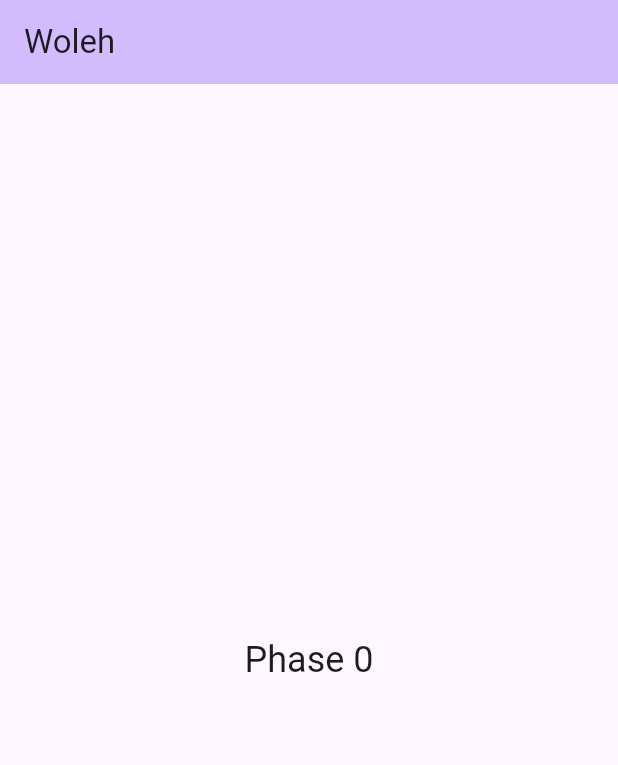
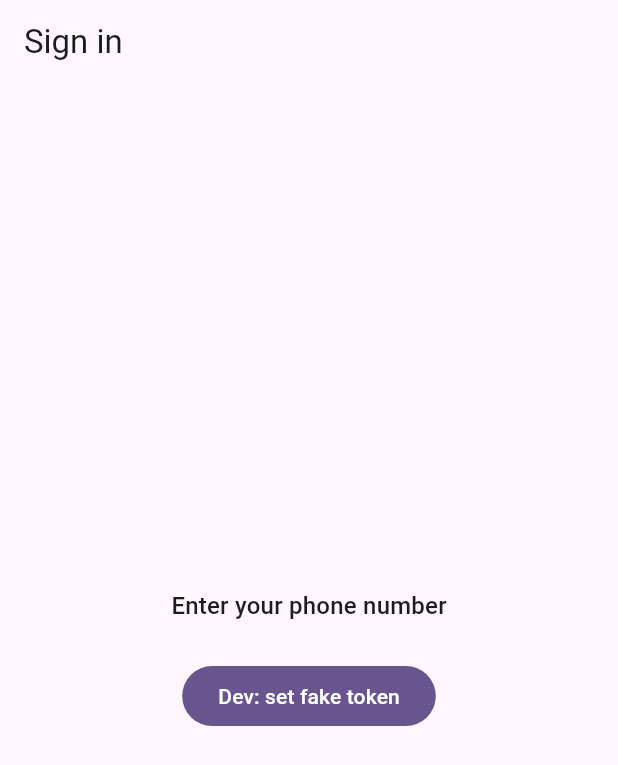
Before and after one commit to niiodm/woleh, a Flutter app: the screen it shows after launch, on a phone screen of 412 x 824 dp. Shown: the top 765 px of the screen. Run offline on Flutter 3.47's test engine with Material 3 defaults, Android fonts, the phone set to English and light mode, and no system bars; our stand-ins replace dio, flutter_riverpod, flutter_secure_storage, go_router, riverpod_annotation; generated files the repository leaves out were written again.

Commit message:
bootstrap with state management, local storage, api client, router and errors

```diff
--- /dev/null
+++ b/mobile/lib/core/auth_state.dart
@@ -0,0 +1,27 @@
+import 'package:riverpod_annotation/riverpod_annotation.dart';
+
+import 'auth_token_storage.dart';
+
+part 'auth_state.g.dart';
+
+/// Holds the current access token (null = unauthenticated).
+///
+/// Build reads from secure storage; [setToken] / [signOut] update both
+/// storage and in-memory state so the router redirect fires immediately.
+@Riverpod(keepAlive: true)
+class AuthState extends _$AuthState {
+  @override
+  Future<String?> build() async {
+    return ref.watch(authTokenStorageProvider).read();
+  }
+
+  Future<void> setToken(String token) async {
+    await ref.read(authTokenStorageProvider).write(token);
+    state = AsyncData(token);
+  }
+
+  Future<void> signOut() async {
+    await ref.read(authTokenStorageProvider).delete();
+    state = const AsyncData(null);
+  }
+}
--- /dev/null
+++ b/mobile/lib/features/auth/presentation/phone_screen.dart
@@ -0,0 +1,37 @@
+import 'package:flutter/material.dart';
+import 'package:flutter_riverpod/flutter_riverpod.dart';
+
+import '../../../core/auth_state.dart';
+
+/// Stub auth screen for Phase 0 step 4.1.
+///
+/// Real phone-entry form and OTP flow are built in step 4.2.
+/// The "Dev: set fake token" button is the done-criterion for this step:
+/// pressing it stores a token → router redirect fires → HomeScreen appears.
+class PhoneScreen extends ConsumerWidget {
+  const PhoneScreen({super.key});
+
+  @override
+  Widget build(BuildContext context, WidgetRef ref) {
+    return Scaffold(
+      appBar: AppBar(title: const Text('Sign in')),
+      body: Center(
+        child: Column(
+          mainAxisAlignment: MainAxisAlignment.center,
+          children: [
+            Text(
+              'Enter your phone number',
+              style: Theme.of(context).textTheme.titleMedium,
+            ),
+            const SizedBox(height: 24),
+            FilledButton(
+              onPressed: () =>
+                  ref.read(authStateProvider.notifier).setToken('fake-dev-token'),
+              child: const Text('Dev: set fake token'),
+            ),
+          ],
+        ),
+      ),
+    );
+  }
+}
--- a/mobile/lib/main.dart
+++ b/mobile/lib/main.dart
@@ -1,53 +1,25 @@
 import 'package:flutter/material.dart';
 import 'package:flutter_riverpod/flutter_riverpod.dart';
 
-import 'core/phase_label.dart';
+import 'app/router.dart';
 
 void main() {
-  runApp(const ProviderScope(child: MyApp()));
+  runApp(const ProviderScope(child: WolehApp()));
 }
 
-class MyApp extends StatelessWidget {
-  const MyApp({super.key});
+class WolehApp extends ConsumerWidget {
+  const WolehApp({super.key});
 
   @override
-  Widget build(BuildContext context) {
-    return MaterialApp(
+  Widget build(BuildContext context, WidgetRef ref) {
+    final router = ref.watch(routerProvider);
+    return MaterialApp.router(
       title: 'Woleh',
       theme: ThemeData(
         colorScheme: ColorScheme.fromSeed(seedColor: Colors.deepPurple),
+        useMaterial3: true,
       ),
-      home: const MyHomePage(title: 'Woleh'),
+      routerConfig: router,
     );
   }
 }
-
-class MyHomePage extends ConsumerStatefulWidget {
-  const MyHomePage({super.key, required this.title});
-
-  final String title;
-
-  @override
-  ConsumerState<MyHomePage> createState() => _MyHomePageState();
-}
-
-class _MyHomePageState extends ConsumerState<MyHomePage> {
-  @override
-  Widget build(BuildContext context) {
-    final label = ref.watch(phaseLabelProvider);
-    return Scaffold(
-      appBar: AppBar(
-        backgroundColor: Theme.of(context).colorScheme.inversePrimary,
-        title: Text(widget.title),
-      ),
-      body: Center(
-        child: Column(
-          mainAxisAlignment: MainAxisAlignment.center,
-          children: <Widget>[
-            Text(label, style: Theme.of(context).textTheme.headlineSmall),
-          ],
-        ),
-      ),
-    );
-  }
-}
```
Also changed, not shown: mobile/lib/app/router.dart (added, +56 -0 lines), mobile/lib/core/api_client.dart (added, +91 -0 lines), mobile/lib/core/app_error.dart (added, +29 -0 lines), mobile/lib/core/auth_token_storage.dart (added, +29 -0 lines), mobile/lib/features/home/presentation/home_screen.dart (added, +45 -0 lines), mobile/lib/app/router.g.dart (added), mobile/lib/core/api_client.g.dart (added), mobile/lib/core/auth_state.g.dart (added), mobile/lib/core/auth_token_storage.g.dart (added), 2 other files.
